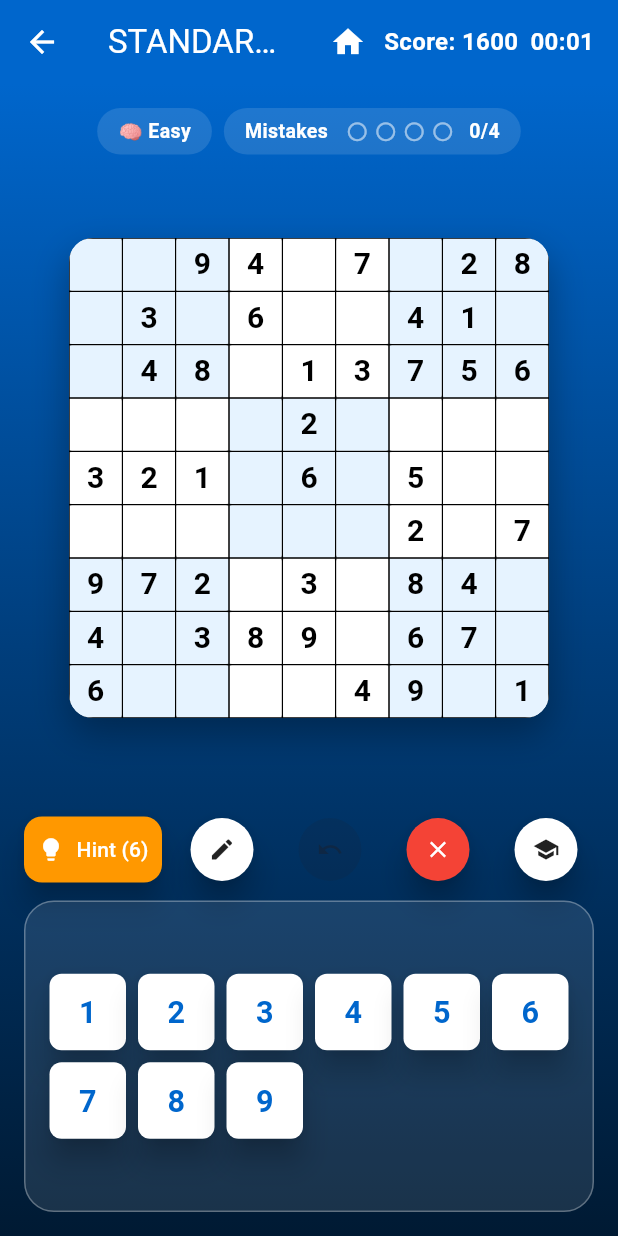
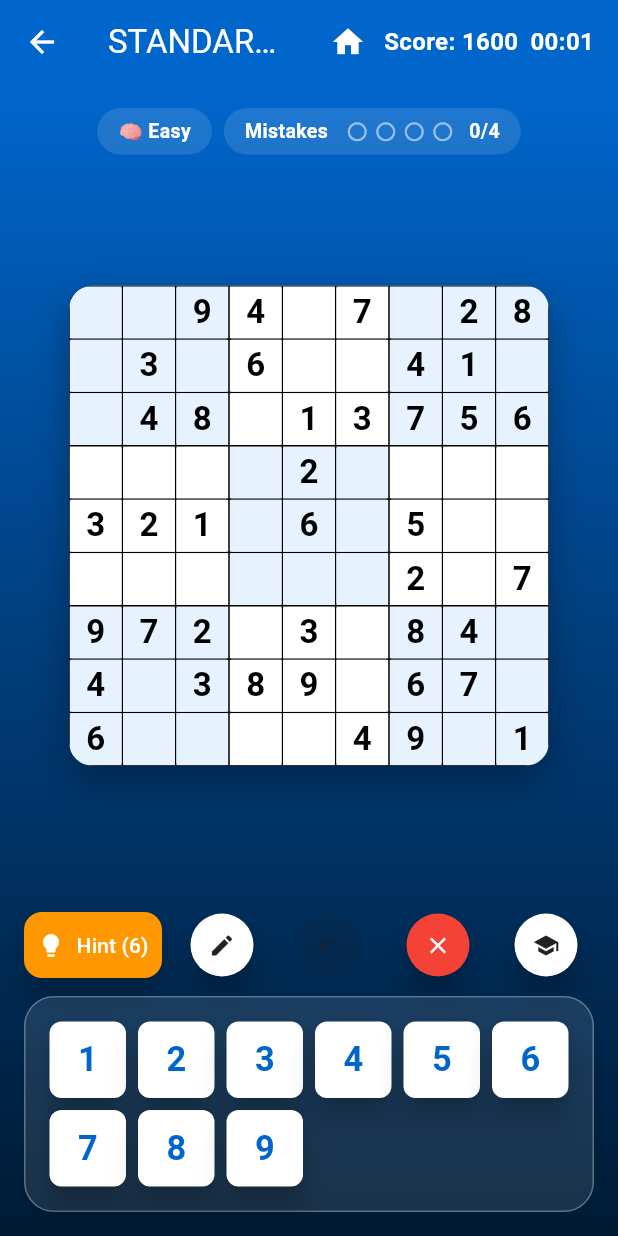
Before and after one commit to CrispStrobe/Sudoku, a Flutter app: the screen it shows after launch, after a tap on "📅 DAILY CHALLENGE", on a phone screen of 412 x 824 dp. Run offline on Flutter 3.47's test engine with Material 3 defaults, Android fonts, the phone set to English and light mode, and no system bars; our stand-ins replace package_info_plus, shared_preferences; missing offline and left inert: dart_csp.

Commit message:
fix: scale board and number-pad digits to the space they actually occupy
Three sizes in the game screen were computed from something other than the box
they were drawn in, so the layout broke apart at viewport shapes nobody had
checked.

Cell digits were `isTablet ? 28 : 20` — a constant chosen by screen WIDTH, with
no relation to a cell's height. The board is capped by whichever of its width
or height is smaller, so on a short viewport a 9x9 cell lands near 29px while
the digit stayed 28pt and every row was sheared off along its bottom edge. The
font now comes from the cell size the grid already computes and passes down.

The number pad was given a fixed flex share (3:1 on tablet, 2:1 on phone).
On a short window that worked out to roughly 24px per tile, below both a
legible digit and a tappable target, while the board sat centred in slack it
could not use because maxGridSize caps it regardless. The pad's height is not a
proportion of the screen — it is whatever its rows need at a sane tile size — so
build() derives it and the board takes the remainder.

The pad's column count was hardcoded to six, wrapping 1-9 onto two rows even in
landscape, where the second row cost the board vertical space the layout had
plenty of width to absorb. On a viewport wider than it is tall the digits now
spread across as many columns as still leave a 44pt tile, usually a single row.

The pad's font had a `.clamp(12, 28)` floor that could exceed the tile it had to
fit inside, which is what left those digits off-centre and clipped rather than
merely small. It is proportional now, and every digit — cell and pad — is
additionally wrapped in a scaleDown FittedBox so overflow is impossible whatever
the box turns out to be.

test/board_layout_test.dart pins this at four viewport shapes, including the two
from the bug reports. It asserts the derivation, not the rendered height: the
test font's metrics are near-square, so a 28pt glyph in a 29px cell measures as
fitting under flutter_test while clipping badly under SF Pro. Checked against
the old code, it reports "28.0pt in a 14.1px cell" and fails.

Co-Authored-By: Claude Opus 5 (1M context) <noreply@anthropic.com>

```diff
--- a/fastlane/metadata/en-US/release_notes.txt
+++ b/fastlane/metadata/en-US/release_notes.txt
@@ -1,2 +1,3 @@
+• Fixes digits being cut off or shrunk on the board and the number pad. Both now scale to the screen, so they stay centred and legible at any window size or orientation.
 • Fixes a crash that could occur when resuming a saved game.
 • Smoother background animation, lighter on the battery.
--- a/lib/main.dart
+++ b/lib/main.dart
@@ -1885,6 +1885,12 @@ class _Stat {
 // Game screen
 // ---------------------------------------------------------------------------
 
+/// Number-pad metrics, shared between the height [_GameScreenState.build]
+/// reserves for the pad and the grid laid out inside it — computing them in two
+/// places is how the pad ends up sized for tiles it does not actually draw.
+const double _kPadSpacing = 8.0;
+const double _kPadPadding = 16.0;
+
 class GameScreen extends StatefulWidget {
   final SudokuDifficulty difficulty;
   final GridSize gridSize;
@@ -2824,12 +2830,37 @@ class _GameScreenState extends State<GameScreen> with TickerProviderStateMixin {
               Positioned.fill(child: ParticleLayer(key: _particleKey)),
               Padding(
                 padding: EdgeInsets.all(isTablet ? 24 : 16),
-                child: Column(
+                // A fixed flex split (3:1 on tablet, 2:1 on phone) starved the
+                // number pad on short viewports: its share worked out to a
+                // couple of dozen pixels per tile, so the digits shrank to the
+                // clamp floor and stopped being either legible or tappable,
+                // while the board sat centred in slack it could not use
+                // because maxGridSize caps it anyway. The pad's height is not
+                // a proportion of the screen — it is whatever its rows need at
+                // a sane tile size — so derive it, and let the board take the
+                // remainder.
+                child: LayoutBuilder(
+                  builder: (context, constraints) {
+                    final padCols = _padColumnsFor(constraints);
+                    final padRows = (game!.gridDim / padCols).ceil();
+                    // 44pt is Apple's minimum tap target; go a little above it
+                    // where there is room.
+                    final idealTile = isTablet ? 64.0 : 52.0;
+                    final wanted =
+                        padRows * idealTile +
+                        (padRows - 1) * _kPadSpacing +
+                        _kPadPadding * 2;
+                    // Never let the pad crowd out the board on a short window.
+                    final padHeight = math.min(
+                      wanted,
+                      constraints.maxHeight * 0.42,
+                    );
+
+                    return Column(
                       children: [
                         _buildStatusStrip(),
                         const SizedBox(height: 8),
                         Expanded(
-                      flex: isTablet ? 3 : 2,
                           child: Center(
                             child: AnimatedBuilder(
                               animation: _shakeAnimation,
@@ -2844,8 +2875,13 @@ class _GameScreenState extends State<GameScreen> with TickerProviderStateMixin {
                         const SizedBox(height: 16),
                         _buildControls(scheme),
                         const SizedBox(height: 10),
-                    Expanded(child: _buildNumberPad(isTablet)),
-                  ],
+                        SizedBox(
+                          height: padHeight,
+                          child: _buildNumberPad(isTablet, padCols),
+                        ),
+                      ],
+                    );
+                  },
                 ),
               ),
             ],
@@ -3105,7 +3141,7 @@ class _GameScreenState extends State<GameScreen> with TickerProviderStateMixin {
                       top: row * cellSize,
                       width: cellSize,
                       height: cellSize,
-                      child: _buildCell(row, col, isTablet, scheme),
+                      child: _buildCell(row, col, cellSize, scheme),
                     ),
                 if (widget.isKiller)
                   Positioned.fill(
@@ -3127,11 +3163,20 @@ class _GameScreenState extends State<GameScreen> with TickerProviderStateMixin {
   Widget _buildCell(
     int row,
     int col,
-    bool isTablet,
+    double cellSize,
     EnvironmentalTheme scheme,
   ) {
     final g = game!;
     final isSelected = selectedRow == row && selectedCol == col;
+
+    // Scale the digit to the cell it actually occupies. This was
+    // `isTablet ? 28 : 20` — a binary derived from screen WIDTH, with no
+    // relation to the cell's height. The board is capped by whichever of its
+    // width or height is smaller, so on a short viewport a 9x9 cell lands near
+    // 29px while the digit stayed 28pt, and every row was clipped along its
+    // bottom edge. 0.62 leaves room for the 0.5px cell margin and the selected
+    // cell's 3px border without the glyph touching either.
+    final digitSize = (cellSize * 0.62).clamp(6.0, 48.0);
 
     final value = g.grid[row][col];
     final conflict = _cellConflict(row, col);
@@ -3162,16 +3207,24 @@ class _GameScreenState extends State<GameScreen> with TickerProviderStateMixin {
             ),
             child: Center(
               child: value != 0
-                  ? Text(
+                  // scaleDown guarantees the glyph fits whatever the cell turns
+                  // out to be, even at grid sizes the ratio above does not
+                  // anticipate.
+                  ? FittedBox(
+                      fit: BoxFit.scaleDown,
+                      child: Text(
                         '$value',
                         style: TextStyle(
-                        fontSize: isTablet ? 28 : 20,
+                          fontSize: digitSize,
                           fontWeight: g.isOriginal[row][col]
                               ? FontWeight.bold
                               : FontWeight.w500,
                           color: g.isOriginal[row][col]
                               ? Colors.black
-                            : (conflict ? Colors.red.shade800 : scheme.primary),
+                              : (conflict
+                                    ? Colors.red.shade800
+                                    : scheme.primary),
+                        ),
                       ),
                     )
                   : _buildNotes(g.notes[row][col], g.gridDim),
@@ -3252,14 +3305,33 @@ class _GameScreenState extends State<GameScreen> with TickerProviderStateMixin {
     );
   }
 
-  Widget _buildNumberPad(bool isTablet) {
+  /// How many columns the number pad should use for [constraints].
+  ///
+  /// A hardcoded six wrapped 1-9 onto two rows even in landscape, where the
+  /// second row cost the board vertical space the layout had plenty of width
+  /// to absorb instead. On a viewport wider than it is tall, spread the digits
+  /// across as many columns as still leave a tappable (44pt) tile — usually a
+  /// single row — and hand the height back to the grid.
+  int _padColumnsFor(BoxConstraints constraints) {
+    final dim = game!.gridDim;
+    final innerWidth = constraints.maxWidth - _kPadPadding * 2;
+    final fitsByWidth = math.max(
+      1,
+      ((innerWidth + _kPadSpacing) / (44.0 + _kPadSpacing)).floor(),
+    );
+    final preferred = constraints.maxWidth > constraints.maxHeight
+        ? dim
+        : math.min(6, dim);
+    return math.min(dim, math.min(fitsByWidth, preferred));
+  }
+
+  Widget _buildNumberPad(bool isTablet, int crossAxisCount) {
     final maxNumber = game!.gridDim;
     final primary = GameStats.current.primary;
-    final crossAxisCount = math.min(6, maxNumber);
-    const spacing = 8.0;
+    const spacing = _kPadSpacing;
 
     return Container(
-      padding: const EdgeInsets.all(16),
+      padding: const EdgeInsets.all(_kPadPadding),
       decoration: BoxDecoration(
         color: Colors.white.withValues(alpha: 0.1),
         borderRadius: BorderRadius.circular(20),
@@ -3287,7 +3359,12 @@ class _GameScreenState extends State<GameScreen> with TickerProviderStateMixin {
           // the GridView into a scroll view that hid the digits.
           final tileSize = math.max(0.0, math.min(cellWidth, cellHeight));
           final buttonSize = tileSize;
-          final fontSize = (buttonSize * 0.4).clamp(12.0, 28.0);
+          // Proportional to the tile, with no floor that could exceed it: a
+          // `.clamp(12, 28)` floor pushed the digit past the height of a small
+          // tile, which is what left the numbers sitting off-centre and cut
+          // off. Every digit is additionally wrapped in a scaleDown FittedBox
+          // below, so overflow is impossible whatever the tile ends up being.
+          final fontSize = (buttonSize * 0.45).clamp(8.0, 32.0);
           final gridWidth =
               tileSize * crossAxisCount + spacing * (crossAxisCount - 1);
           final gridHeight = tileSize * rows + spacing * (rows - 1);
@@ -3332,12 +3409,15 @@ class _GameScreenState extends State<GameScreen> with TickerProviderStateMixin {
                         ],
                       ),
                       child: Center(
+                        child: FittedBox(
+                          fit: BoxFit.scaleDown,
                           child: Text(
                             '$number',
                             style: TextStyle(
                               fontSize: fontSize,
                               fontWeight: FontWeight.bold,
                               color: primary,
+                            ),
                           ),
                         ),
                       ),
@@ -3353,11 +3433,14 @@ class _GameScreenState extends State<GameScreen> with TickerProviderStateMixin {
                         elevation: 4,
                         padding: EdgeInsets.zero,
                       ),
+                      child: FittedBox(
+                        fit: BoxFit.scaleDown,
                         child: Text(
                           '$number',
                           style: TextStyle(
                             fontSize: fontSize,
                             fontWeight: FontWeight.bold,
+                          ),
                         ),
                       ),
                     ),
@@ -3372,11 +3455,14 @@ class _GameScreenState extends State<GameScreen> with TickerProviderStateMixin {
                         elevation: 8,
                         padding: EdgeInsets.zero,
                       ),
+                      child: FittedBox(
+                        fit: BoxFit.scaleDown,
                         child: Text(
                           '$number',
                           style: TextStyle(
                             fontSize: fontSize,
                             fontWeight: FontWeight.bold,
+                          ),
                         ),
                       ),
                     ),
--- a/pubspec.yaml
+++ b/pubspec.yaml
@@ -16,7 +16,7 @@ publish_to: 'none' # Remove this line if you wish to publish to pub.dev
 # https://developer.apple.com/library/archive/documentation/General/Reference/InfoPlistKeyReference/Articles/CoreFoundationKeys.html
 # In Windows, build-name is used as the major, minor, and patch parts
 # of the product and file versions while build-number is used as the build suffix.
-version: 1.0.2+8
+version: 1.0.2+9
 
 environment:
   sdk: ^3.9.0
```
Also changed, not shown: 1 other file. Lines whose indentation alone changed are shown as unchanged.
